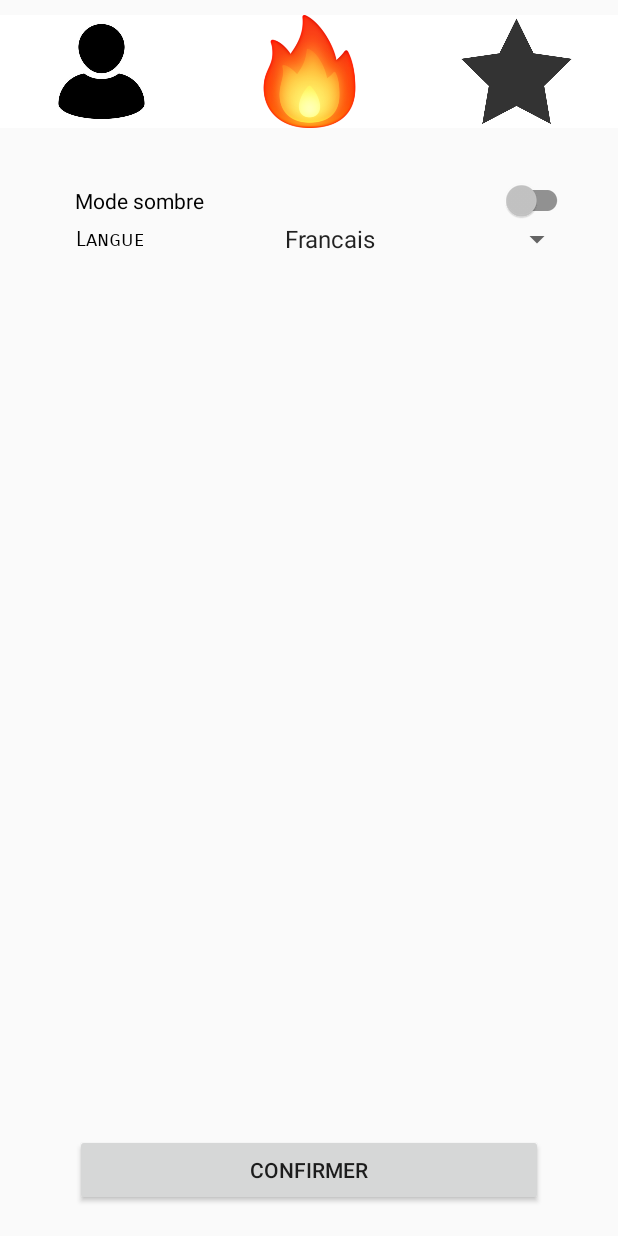
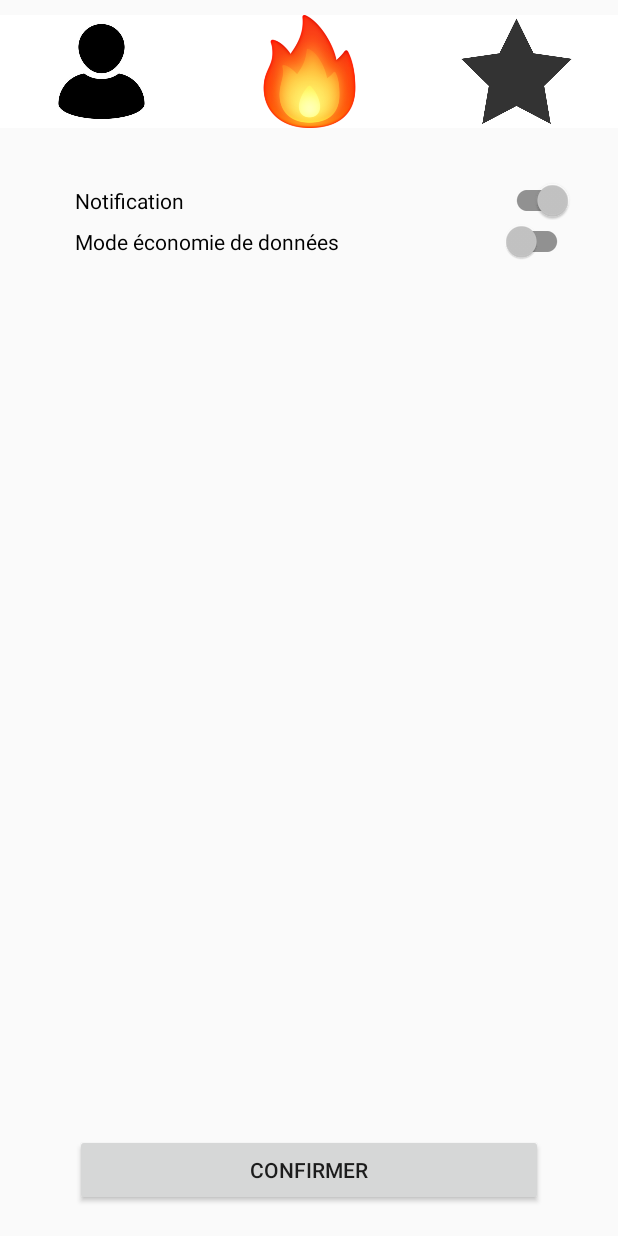
Before and after one commit to EloHello/TP5, an Android app: the AccountInfo screen opened directly, with no data from a screen before it, on a phone screen of 412 x 824 dp. Run offline under Robolectric (Android 15) with nearby library versions, the phone set to English and light mode, and no system bars.

Commit message:
Final Commit.

```diff
--- a/app/src/main/java/ca/elohello/tp2/AccountInfo.java
+++ b/app/src/main/java/ca/elohello/tp2/AccountInfo.java
@@ -1,26 +1,32 @@
 package ca.elohello.tp2;
 
-import androidx.appcompat.app.ActionBar;
 import androidx.appcompat.app.AppCompatActivity;
+import androidx.appcompat.widget.SwitchCompat;
 
-import android.annotation.SuppressLint;
 import android.content.Intent;
 import android.content.res.Configuration;
 import android.os.Bundle;
+import android.util.Log;
 import android.view.View;
-import android.widget.AdapterView;
-import android.widget.ArrayAdapter;
+import android.widget.Button;
 import android.widget.ImageButton;
-import android.widget.Spinner;
 import android.widget.TextView;
+import android.widget.Toast;
 
-import java.util.ArrayList;
+import org.json.JSONException;
+import org.json.JSONObject;
 
+/**
+ * Setting class that handles the settings options.
+ */
 public class AccountInfo extends AppCompatActivity {
 
     TextView info;
     ImageButton boutonMessages;
     ImageButton boutonFeu;
+    Button button;
+    SwitchCompat notif;
+    SwitchCompat datas;
 
     @Override
     protected void onCreate(Bundle savedInstanceState) {
@@ -32,6 +38,8 @@ public class AccountInfo extends AppCompatActivity {
         boutonMessages = (ImageButton) findViewById(R.id.messagerie);
 
         boutonFeu = (ImageButton) findViewById(R.id.feu);
+
+        button = (Button) findViewById(R.id.button);
 
         boutonFeu.setOnClickListener(new View.OnClickListener() {
             @Override
@@ -49,8 +57,31 @@ public class AccountInfo extends AppCompatActivity {
             }
         });
 
+        button.setOnClickListener(new View.OnClickListener() {
+            @Override
+            public void onClick(View v) {
+                updateSettings();
+            }
+        });
 
-        final Spinner spinner = (Spinner) findViewById(R.id.spinnerLangue);
+
+
+
+        JSONObject settings = PrefManager.getInstance().getSettings();
+
+        notif = (SwitchCompat) findViewById(R.id.switch2);
+        datas = (SwitchCompat) findViewById(R.id.switch3);
+        try
+        {
+            notif.setChecked(settings.getBoolean("notification"));
+            datas.setChecked(settings.getBoolean("shareData"));
+        } catch (JSONException ex)
+        {
+
+        }
+
+
+        /*final Spinner spinner = (Spinner) findViewById(R.id.spinnerLangue);
         ArrayList<String> items = new ArrayList<>();
 
         items.add("Francais");
@@ -70,9 +101,28 @@ public class AccountInfo extends AppCompatActivity {
             public void onNothingSelected(AdapterView<?> parent) {
 
             }
-        });
+        });*/
 
     }
 
+    /**
+     * Update the stats
+     */
+    public void updateSettings()
+    {
+        try {
+            JSONObject jsonObject = PrefManager.getInstance().getSettings();
+            jsonObject.put("notification", notif.isChecked());
+            jsonObject.put("shareData", datas.isChecked());
+            PrefManager.getInstance().updateSettings(jsonObject, this);
+
+            Toast.makeText(this, getString(R.string.saved), Toast.LENGTH_SHORT).show();
+
+            Log.i("INFO", "Setting updated!");
+        } catch (JSONException ex)
+        {
+            Log.e("Exception", "ERROR ON SAVING SETTINGS");
+        }
+    }
 
 }
--- a/app/src/main/java/ca/elohello/tp2/CreateAccount.java
+++ b/app/src/main/java/ca/elohello/tp2/CreateAccount.java
@@ -126,7 +126,6 @@ public class CreateAccount extends AppCompatActivity {
         }
         else
         {
-            //TODO: Make string =)
             Toast.makeText(this, getString(R.string.requireFields), Toast.LENGTH_SHORT).show();
         }
 
--- a/app/src/main/java/ca/elohello/tp2/OnSwipeTouchListener.java
+++ b/app/src/main/java/ca/elohello/tp2/OnSwipeTouchListener.java
@@ -7,6 +7,10 @@ import android.view.MotionEvent;
 import android.view.View;
 import android.view.View.OnTouchListener;
 
+/**
+ * Old swipe class, May be use later for other work.
+ * @deprecated
+ */
 public class OnSwipeTouchListener implements OnTouchListener {
 
     private final GestureDetector gestureDetector;
--- a/app/src/main/java/ca/elohello/tp2/Personne.java
+++ b/app/src/main/java/ca/elohello/tp2/Personne.java
@@ -2,6 +2,10 @@ package ca.elohello.tp2;
 
 import java.io.Serializable;
 
+/**
+ * Represent User data. Was used before as the project was for Tinder.
+ * @deprecated
+ */
 public class Personne implements Serializable {
     protected String name;
     protected String lastName;
--- a/app/src/main/java/ca/elohello/tp2/ViewPagerAdapter.java
+++ b/app/src/main/java/ca/elohello/tp2/ViewPagerAdapter.java
@@ -21,6 +21,9 @@ import java.io.InputStream;
 import java.util.ArrayList;
 import java.util.Map;
 
+/**
+ * Second page Adapter for lower swipe image.
+ */
 public class ViewPagerAdapter extends PagerAdapter {
     Context context;
     ArrayList<String> images;
@@ -84,7 +87,7 @@ public class ViewPagerAdapter extends PagerAdapter {
 
                 if(result == null)
                 {
-                    bmImage.setImageResource(R.drawable.bonhomme);
+                    bmImage.setImageResource(R.drawable.bonhomme); // Default image. in case something went wrong.
                 }
             }
         }
--- a/app/src/main/res/layout/account_screen.xml
+++ b/app/src/main/res/layout/account_screen.xml
@@ -67,33 +67,15 @@
             style="@style/SwitchCompatStyle"
             android:layout_width="match_parent"
             android:layout_height="wrap_content"
-            android:text="@string/darkmode" />
-        <RelativeLayout
+            android:text="@string/notif" />
+
+        <androidx.appcompat.widget.SwitchCompat
+            android:id="@+id/switch3"
+            style="@style/SwitchCompatStyle"
             android:layout_width="match_parent"
-            android:layout_height="wrap_content">
+            android:layout_height="wrap_content"
+            android:text="@string/dataSharing" />
 
-            <TextView
-                android:id="@+id/language"
-                android:layout_width="wrap_content"
-                android:layout_height="wrap_content"
-                android:layout_centerVertical="true"
-                android:layout_marginEnd="86dp"
-                android:layout_marginRight="86dp"
-                android:layout_toStartOf="@+id/spinnerLangue"
-                android:layout_toLeftOf="@+id/spinnerLangue"
-                android:text="@string/language"
-                android:textColor="@color/colorPrimary"
-                app:fontFamily="sans-serif-smallcaps" />
-
-            <Spinner
-                android:id="@+id/spinnerLangue"
-                android:layout_width="200dp"
-                android:layout_height="wrap_content"
-                android:layout_alignParentRight="true"
-                android:layout_centerHorizontal="false"
-                android:layout_centerVertical="true" />
-
-        </RelativeLayout>
 
 
     </LinearLayout>
--- a/app/src/main/res/values/strings.xml
+++ b/app/src/main/res/values/strings.xml
@@ -25,6 +25,10 @@
 
     <string name="darkmode">Mode sombre</string>
     <string name="language">Langue</string>
+    <string name="notif" translatable="false">Notification</string>
+    <string name="dataSharing">Mode économie de données</string>
+
+    <string name="saved">Enregistré!</string>
 
     <string name="confirmPrefs">Confirmer</string>
 
```
Also changed, not shown: app/src/main/java/ca/elohello/tp2/CustomViewPager.java (+18 -0 lines), app/src/main/java/ca/elohello/tp2/Image.java (+45 -5 lines), app/src/main/java/ca/elohello/tp2/ImageAdapter.java (+6 -22 lines), app/src/main/java/ca/elohello/tp2/MainActivity.java (+4 -3 lines), app/src/main/java/ca/elohello/tp2/MainPage.java (+6 -2 lines), app/src/main/java/ca/elohello/tp2/MyAdapter.java (+11 -0 lines), app/src/main/java/ca/elohello/tp2/PrefManager.java (+53 -1 lines), 1 other file.
